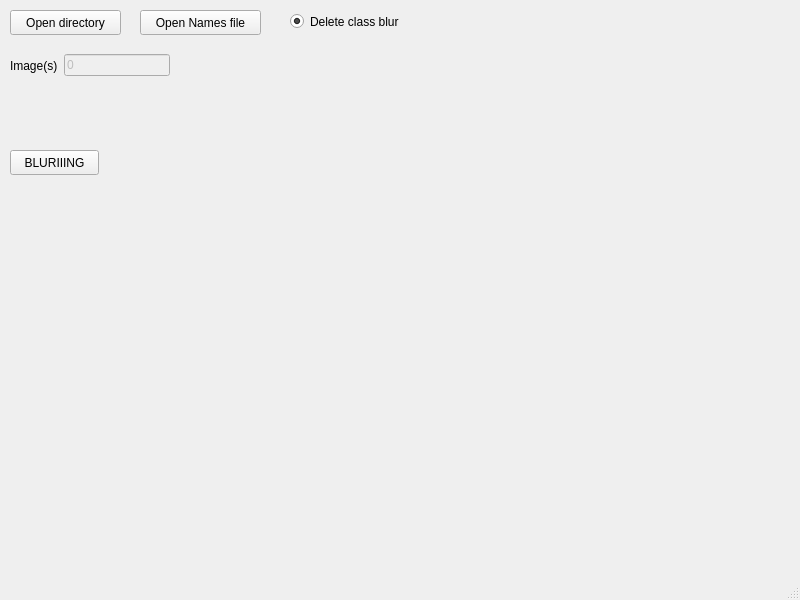
Before: the Qt Designer form mainwindow.ui in MaksS7/Bluring, drawn with Qt 5.
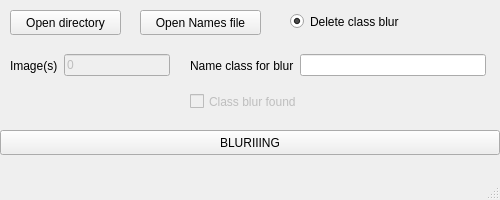
After: the same form once the commit is applied.

Commit message: v00.0006 add custom bluring class

Patch:
```diff
--- a/mainwindow.ui
+++ b/mainwindow.ui
@@ -6,8 +6,8 @@
    <rect>
     <x>0</x>
     <y>0</y>
-    <width>800</width>
-    <height>600</height>
+    <width>500</width>
+    <height>200</height>
    </rect>
   </property>
   <property name="windowTitle">
@@ -84,9 +84,9 @@
    <widget class="QPushButton" name="btnBlur">
     <property name="geometry">
      <rect>
-      <x>10</x>
-      <y>150</y>
-      <width>89</width>
+      <x>0</x>
+      <y>130</y>
+      <width>500</width>
       <height>25</height>
      </rect>
     </property>
@@ -110,6 +110,63 @@
      <bool>true</bool>
     </property>
    </widget>
+   <widget class="QWidget" name="horizontalLayoutWidget_2">
+    <property name="geometry">
+     <rect>
+      <x>190</x>
+      <y>50</y>
+      <width>296</width>
+      <height>31</height>
+     </rect>
+    </property>
+    <layout class="QHBoxLayout" name="horizontalLayout_2">
+     <item>
+      <widget class="QLabel" name="labelNameClassForBlur">
+       <property name="text">
+        <string>Name class for blur</string>
+       </property>
+      </widget>
+     </item>
+     <item>
+      <widget class="QLineEdit" name="leNameClassForBlure">
+       <property name="toolTip">
+        <string>Enter the class for blurring</string>
+       </property>
+       <property name="inputMask">
+        <string/>
+       </property>
+       <property name="text">
+        <string notr="true"/>
+       </property>
+       <property name="maxLength">
+        <number>32767</number>
+       </property>
+      </widget>
+     </item>
+    </layout>
+   </widget>
+   <widget class="QCheckBox" name="cbClassBlurFound">
+    <property name="enabled">
+     <bool>false</bool>
+    </property>
+    <property name="geometry">
+     <rect>
+      <x>190</x>
+      <y>90</y>
+      <width>151</width>
+      <height>23</height>
+     </rect>
+    </property>
+    <property name="toolTip">
+     <string>Indicates whether a class for blurring was found</string>
+    </property>
+    <property name="text">
+     <string>Class blur found</string>
+    </property>
+    <property name="checkable">
+     <bool>true</bool>
+    </property>
+   </widget>
   </widget>
   <widget class="QMenuBar" name="menubar">
    <property name="geometry">
```
Left out of the diff: 2 changed lines with no effect on the pictures. The commit also changes 2 other files.
